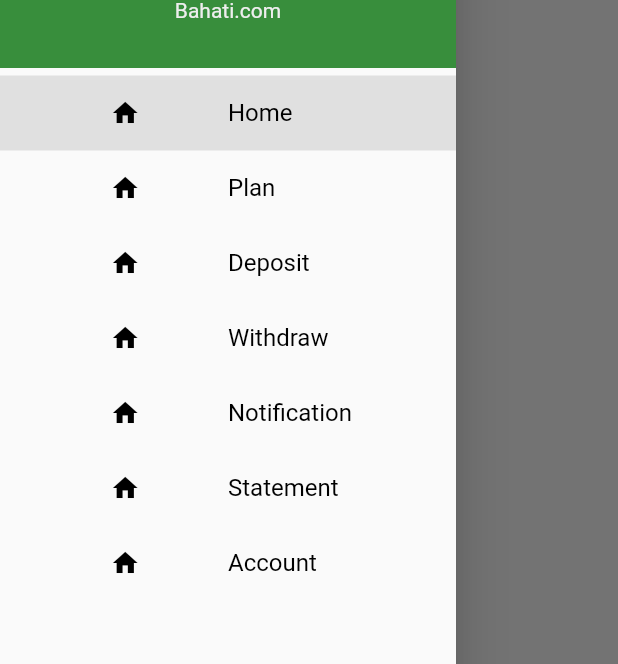
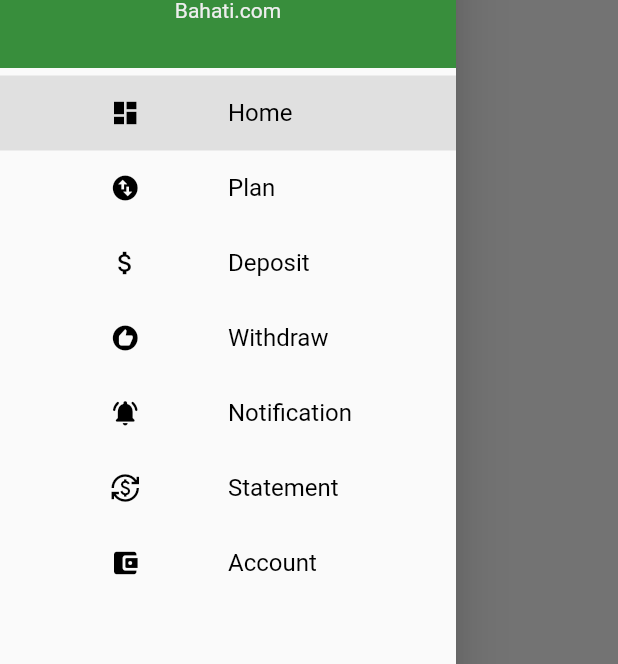
Before and after one commit to Manenomyk/E-Save-app-, a Flutter app: the Home screen opened directly, with the side drawer open, on a phone screen of 412 x 824 dp. Shown: the part 232-896 px from the top of the screen. Run offline on Flutter 3.47's test engine with Material 2 defaults, Android fonts, the phone set to English and light mode, and no system bars; our stand-ins replace animated_splash_screen, lottie.

Commit message:
icon changes

```diff
--- a/lib/pages/home.dart
+++ b/lib/pages/home.dart
@@ -64,43 +64,43 @@
           menuitem(
             1,
             "Home",
-            Icons.home,
+            Icons.dashboard,
             currentPage == DrawerSection.dashboard ? true : false,
           ),
           menuitem(
             2,
             "Plan",
-            Icons.home,
+            Icons.swap_vert_circle,
             currentPage == DrawerSection.plan ? true : false,
           ),
           menuitem(
             3,
             "Deposit",
-            Icons.home,
+            Icons.attach_money,
             currentPage == DrawerSection.deposit ? true : false,
           ),
           menuitem(
             4,
             "Withdraw",
-            Icons.home,
+            Icons.recommend_rounded,
             currentPage == DrawerSection.withdraw ? true : false,
           ),
           menuitem(
             5,
             "Notification",
-            Icons.home,
+            Icons.notifications_active_rounded,
             currentPage == DrawerSection.notifications ? true : false,
           ),
           menuitem(
             6,
             "Statement",
-            Icons.home,
+            Icons.currency_exchange,
             currentPage == DrawerSection.statement ? true : false,
           ),
           menuitem(
             7,
             "Account",
-            Icons.home,
+            Icons.account_balance_wallet_rounded,
             currentPage == DrawerSection.account ? true : false,
           ),
         ],
```
